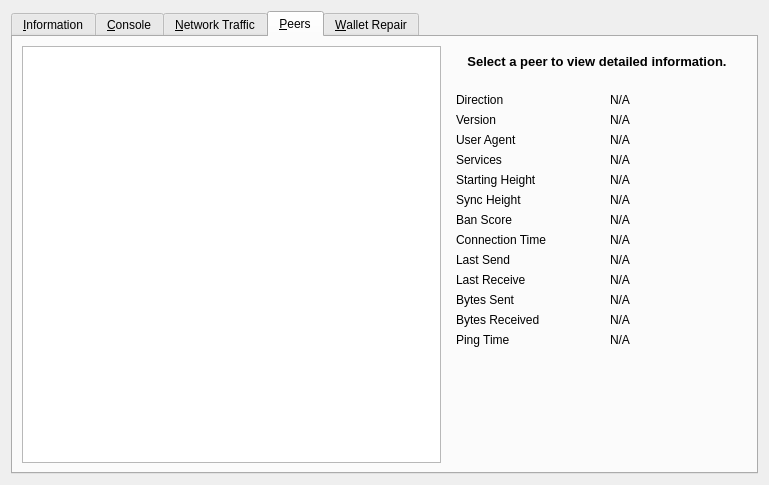
The window that src/qt/forms/rpcconsole.ui (duality-solutions/Sequence) describes before a commit, drawn with Qt 5.
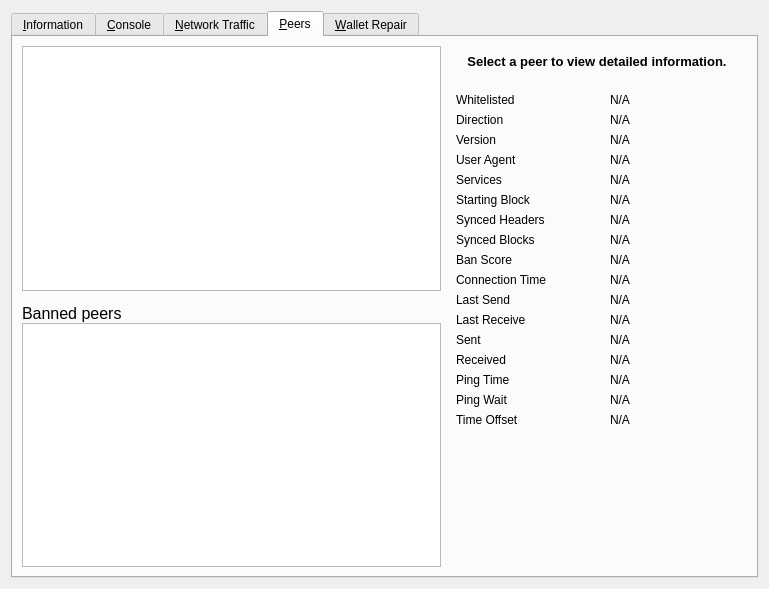
The same window after the commit. The open tabs and pages were chosen to show the change. Icons and pictures are not drawn. Custom widgets are drawn as their Qt base class.

Diff of the .ui file:
```diff
--- a/src/qt/forms/rpcconsole.ui
+++ b/src/qt/forms/rpcconsole.ui
@@ -1,13 +1,13 @@
 <?xml version="1.0" encoding="UTF-8"?>
 <ui version="4.0">
   <class>RPCConsole</class>
-  <widget class="QDialog" name="RPCConsole">
+ <widget class="QWidget" name="RPCConsole">
     <property name="geometry">
       <rect>
         <x>0</x>
         <y>0</y>
         <width>769</width>
-        <height>485</height>
+    <height>589</height>
       </rect>
     </property>
     <property name="windowTitle">
@@ -755,6 +755,11 @@
             </attribute>
             <layout class="QGridLayout" name="gridLayout_2">
               <item row="0" column="0" rowspan="2">
+        <layout class="QVBoxLayout" name="verticalLayout_101">
+         <property name="spacing">
+          <number>0</number>
+         </property>
+         <item>
                 <widget class="QTableView" name="peerWidget">
                   <property name="horizontalScrollBarPolicy">
                     <enum>Qt::ScrollBarAsNeeded</enum>
@@ -767,6 +772,69 @@
                   </attribute>
                 </widget>
               </item>
+         <item>
+          <widget class="QLabel" name="banHeading">
+           <property name="sizePolicy">
+            <sizepolicy hsizetype="Preferred" vsizetype="Minimum">
+             <horstretch>0</horstretch>
+             <verstretch>0</verstretch>
+            </sizepolicy>
+           </property>
+           <property name="minimumSize">
+            <size>
+             <width>300</width>
+             <height>32</height>
+            </size>
+           </property>
+           <property name="maximumSize">
+            <size>
+             <width>16777215</width>
+             <height>32</height>
+            </size>
+           </property>
+           <property name="font">
+            <font>
+             <pointsize>12</pointsize>
+            </font>
+           </property>
+           <property name="cursor">
+            <cursorShape>IBeamCursor</cursorShape>
+           </property>
+           <property name="text">
+            <string>Banned peers</string>
+           </property>
+           <property name="alignment">
+            <set>Qt::AlignBottom|Qt::AlignLeading|Qt::AlignLeft</set>
+           </property>
+           <property name="wordWrap">
+            <bool>true</bool>
+           </property>
+           <property name="textInteractionFlags">
+            <set>Qt::NoTextInteraction</set>
+           </property>
+          </widget>
+         </item>
+         <item>
+          <widget class="QTableView" name="banlistWidget">
+           <property name="sizePolicy">
+            <sizepolicy hsizetype="Expanding" vsizetype="Expanding">
+             <horstretch>0</horstretch>
+             <verstretch>0</verstretch>
+            </sizepolicy>
+           </property>
+           <property name="horizontalScrollBarPolicy">
+            <enum>Qt::ScrollBarAsNeeded</enum>
+           </property>
+           <property name="sortingEnabled">
+            <bool>true</bool>
+           </property>
+           <attribute name="horizontalHeaderHighlightSections">
+            <bool>false</bool>
+           </attribute>
+          </widget>
+         </item>
+        </layout>
+       </item>
               <item row="0" column="1">
                 <widget class="QLabel" name="peerHeading">
                   <property name="sizePolicy">
@@ -815,13 +883,36 @@
                   </property>
                   <layout class="QGridLayout" name="gridLayout_3">
                     <item row="0" column="0">
+           <widget class="QLabel" name="label_30">
+            <property name="text">
+             <string>Whitelisted</string>
+            </property>
+           </widget>
+          </item>
+          <item row="0" column="2">
+           <widget class="QLabel" name="peerWhitelisted">
+            <property name="cursor">
+             <cursorShape>IBeamCursor</cursorShape>
+            </property>
+            <property name="text">
+             <string>N/A</string>
+            </property>
+            <property name="textFormat">
+             <enum>Qt::PlainText</enum>
+            </property>
+            <property name="textInteractionFlags">
+             <set>Qt::LinksAccessibleByMouse|Qt::TextSelectableByKeyboard|Qt::TextSelectableByMouse</set>
+            </property>
+           </widget>
+          </item>
+          <item row="1" column="0">
                       <widget class="QLabel" name="label_23">
                         <property name="text">
                           <string>Direction</string>
                         </property>
                       </widget>
                     </item>
-                    <item row="0" column="2">
+          <item row="1" column="2">
                       <widget class="QLabel" name="peerDirection">
                         <property name="cursor">
                           <cursorShape>IBeamCursor</cursorShape>
@@ -837,14 +928,14 @@
                         </property>
                       </widget>
                     </item>
-                    <item row="1" column="0">
+          <item row="2" column="0">
                       <widget class="QLabel" name="label_21">
                         <property name="text">
                           <string>Version</string>
                         </property>
                       </widget>
                     </item>
-                    <item row="1" column="2">
+          <item row="2" column="2">
                       <widget class="QLabel" name="peerVersion">
                         <property name="cursor">
                           <cursorShape>IBeamCursor</cursorShape>
@@ -860,14 +951,14 @@
                         </property>
                       </widget>
                     </item>
-                    <item row="2" column="0">
+          <item row="3" column="0">
                       <widget class="QLabel" name="label_28">
                         <property name="text">
                           <string>User Agent</string>
                         </property>
                       </widget>
                     </item>
-                    <item row="2" column="2">
+          <item row="3" column="2">
                       <widget class="QLabel" name="peerSubversion">
                         <property name="cursor">
                           <cursorShape>IBeamCursor</cursorShape>
@@ -883,14 +974,14 @@
                         </property>
                       </widget>
                     </item>
-                    <item row="3" column="0">
+          <item row="4" column="0">
                       <widget class="QLabel" name="label_4">
                         <property name="text">
                           <string>Services</string>
                         </property>
                       </widget>
                     </item>
-                    <item row="3" column="2">
+          <item row="4" column="2">
                       <widget class="QLabel" name="peerServices">
                         <property name="cursor">
                           <cursorShape>IBeamCursor</cursorShape>
@@ -909,7 +1000,7 @@
                     <item row="5" column="0">
                       <widget class="QLabel" name="label_29">
                         <property name="text">
-                          <string>Starting Height</string>
+             <string>Starting Block</string>
                         </property>
                       </widget>
                     </item>
@@ -932,7 +1023,7 @@
                     <item row="6" column="0">
                       <widget class="QLabel" name="label_27">
                         <property name="text">
-                          <string>Sync Height</string>
+             <string>Synced Headers</string>
                         </property>
                       </widget>
                     </item>
@@ -953,13 +1044,36 @@
                       </widget>
                     </item>
                     <item row="7" column="0">
+           <widget class="QLabel" name="label_25">
+            <property name="text">
+             <string>Synced Blocks</string>
+            </property>
+           </widget>
+          </item>
+          <item row="7" column="2">
+           <widget class="QLabel" name="peerCommonHeight">
+            <property name="cursor">
+             <cursorShape>IBeamCursor</cursorShape>
+            </property>
+            <property name="text">
+             <string>N/A</string>
+            </property>
+            <property name="textFormat">
+             <enum>Qt::PlainText</enum>
+            </property>
+            <property name="textInteractionFlags">
+             <set>Qt::LinksAccessibleByMouse|Qt::TextSelectableByKeyboard|Qt::TextSelectableByMouse</set>
+            </property>
+           </widget>
+          </item>
+          <item row="8" column="0">
                       <widget class="QLabel" name="label_24">
                         <property name="text">
                           <string>Ban Score</string>
                         </property>
                       </widget>
                     </item>
-                    <item row="7" column="2">
+          <item row="8" column="2">
                       <widget class="QLabel" name="peerBanScore">
                         <property name="cursor">
                           <cursorShape>IBeamCursor</cursorShape>
@@ -975,14 +1089,14 @@
                         </property>
                       </widget>
                     </item>
-                    <item row="8" column="0">
+          <item row="9" column="0">
                       <widget class="QLabel" name="label_22">
                         <property name="text">
                           <string>Connection Time</string>
                         </property>
                       </widget>
                     </item>
-                    <item row="8" column="2">
+          <item row="9" column="2">
                       <widget class="QLabel" name="peerConnTime">
                         <property name="cursor">
                           <cursorShape>IBeamCursor</cursorShape>
@@ -998,14 +1112,14 @@
                         </property>
                       </widget>
                     </item>
-                    <item row="9" column="0">
+          <item row="10" column="0">
                       <widget class="QLabel" name="label_15">
                         <property name="text">
                           <string>Last Send</string>
                         </property>
                       </widget>
                     </item>
-                    <item row="9" column="2">
+          <item row="10" column="2">
                       <widget class="QLabel" name="peerLastSend">
                         <property name="cursor">
                           <cursorShape>IBeamCursor</cursorShape>
@@ -1021,14 +1135,14 @@
                         </property>
                       </widget>
                     </item>
-                    <item row="10" column="0">
+          <item row="11" column="0">
                       <widget class="QLabel" name="label_19">
                         <property name="text">
                           <string>Last Receive</string>
                         </property>
                       </widget>
                     </item>
-                    <item row="10" column="2">
+          <item row="11" column="2">
                       <widget class="QLabel" name="peerLastRecv">
                         <property name="cursor">
                           <cursorShape>IBeamCursor</cursorShape>
@@ -1044,14 +1158,14 @@
                         </property>
                       </widget>
                     </item>
-                    <item row="11" column="0">
+          <item row="12" column="0">
                       <widget class="QLabel" name="label_18">
                         <property name="text">
-                          <string>Bytes Sent</string>
+             <string>Sent</string>
                         </property>
                       </widget>
                     </item>
-                    <item row="11" column="2">
+          <item row="12" column="2">
                       <widget class="QLabel" name="peerBytesSent">
                         <property name="cursor">
                           <cursorShape>IBeamCursor</cursorShape>
@@ -1067,14 +1181,14 @@
                         </property>
                       </widget>
                     </item>
-                    <item row="12" column="0">
+          <item row="13" column="0">
                       <widget class="QLabel" name="label_20">
                         <property name="text">
-                          <string>Bytes Received</string>
+             <string>Received</string>
                         </property>
                       </widget>
                     </item>
-                    <item row="12" column="2">
+          <item row="13" column="2">
                       <widget class="QLabel" name="peerBytesRecv">
                         <property name="cursor">
                           <cursorShape>IBeamCursor</cursorShape>
@@ -1090,14 +1204,14 @@
                         </property>
                       </widget>
                     </item>
-                    <item row="13" column="0">
+          <item row="14" column="0">
                       <widget class="QLabel" name="label_26">
                         <property name="text">
                           <string>Ping Time</string>
                         </property>
                       </widget>
                     </item>
-                    <item row="13" column="2">
+          <item row="14" column="2">
                       <widget class="QLabel" name="peerPingTime">
                         <property name="cursor">
                           <cursorShape>IBeamCursor</cursorShape>
@@ -1113,7 +1227,56 @@
                         </property>
                       </widget>
                     </item>
-                    <item row="14" column="1">
+          <item row="15" column="0">
+           <widget class="QLabel" name="peerPingWaitLabel">
+            <property name="toolTip">
+             <string>The duration of a currently outstanding ping.</string>
+            </property>
+            <property name="text">
+             <string>Ping Wait</string>
+            </property>
+           </widget>
+          </item>
+          <item row="15" column="2">
+           <widget class="QLabel" name="peerPingWait">
+            <property name="cursor">
+             <cursorShape>IBeamCursor</cursorShape>
+            </property>
+            <property name="text">
+             <string>N/A</string>
+            </property>
+            <property name="textFormat">
+             <enum>Qt::PlainText</enum>
+            </property>
+            <property name="textInteractionFlags">
+             <set>Qt::LinksAccessibleByMouse|Qt::TextSelectableByKeyboard|Qt::TextSelectableByMouse</set>
+            </property>
+           </widget>
+          </item>
+          <item row="16" column="0">
+           <widget class="QLabel" name="label_timeoffset">
+            <property name="text">
+             <string>Time Offset</string>
+            </property>
+           </widget>
+          </item>
+          <item row="16" column="2">
+           <widget class="QLabel" name="timeoffset">
+            <property name="cursor">
+             <cursorShape>IBeamCursor</cursorShape>
+            </property>
+            <property name="text">
+             <string>N/A</string>
+            </property>
+            <property name="textFormat">
+             <enum>Qt::PlainText</enum>
+            </property>
+            <property name="textInteractionFlags">
+             <set>Qt::LinksAccessibleByMouse|Qt::TextSelectableByKeyboard|Qt::TextSelectableByMouse</set>
+            </property>
+           </widget>
+          </item>
+          <item row="17" column="1">
                       <spacer name="verticalSpacer_3">
                         <property name="orientation">
                           <enum>Qt::Vertical</enum>
```
Left out of the diff: 253 changed lines with no effect on the pictures. Lines whose indentation alone changed are shown as unchanged.
